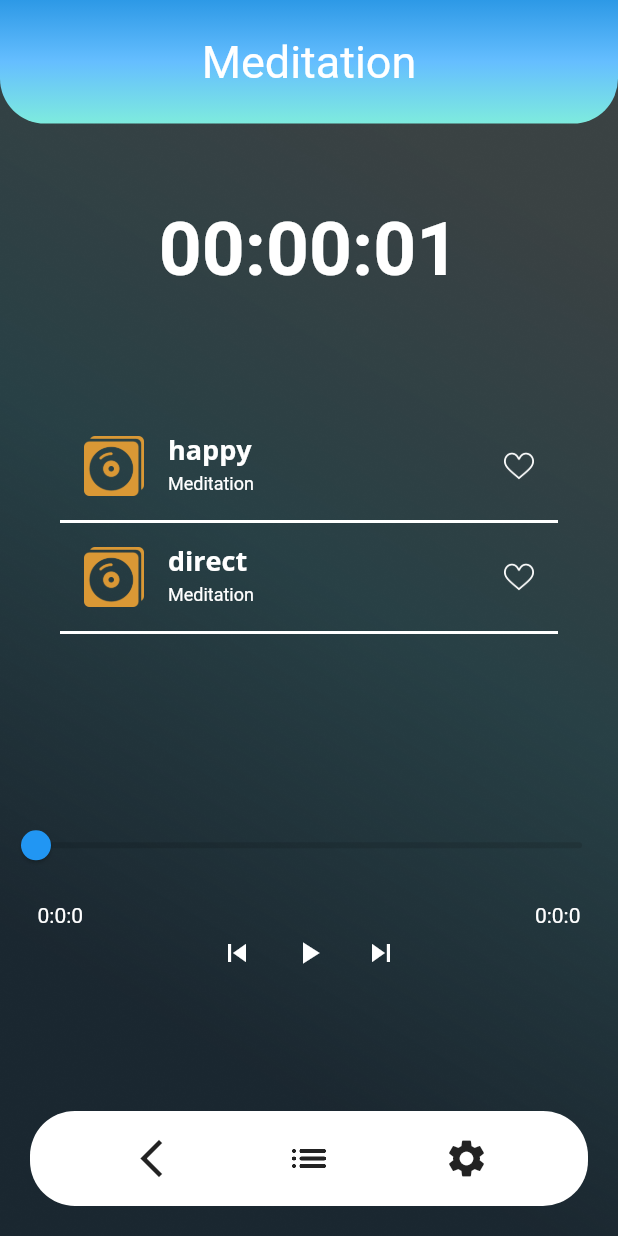
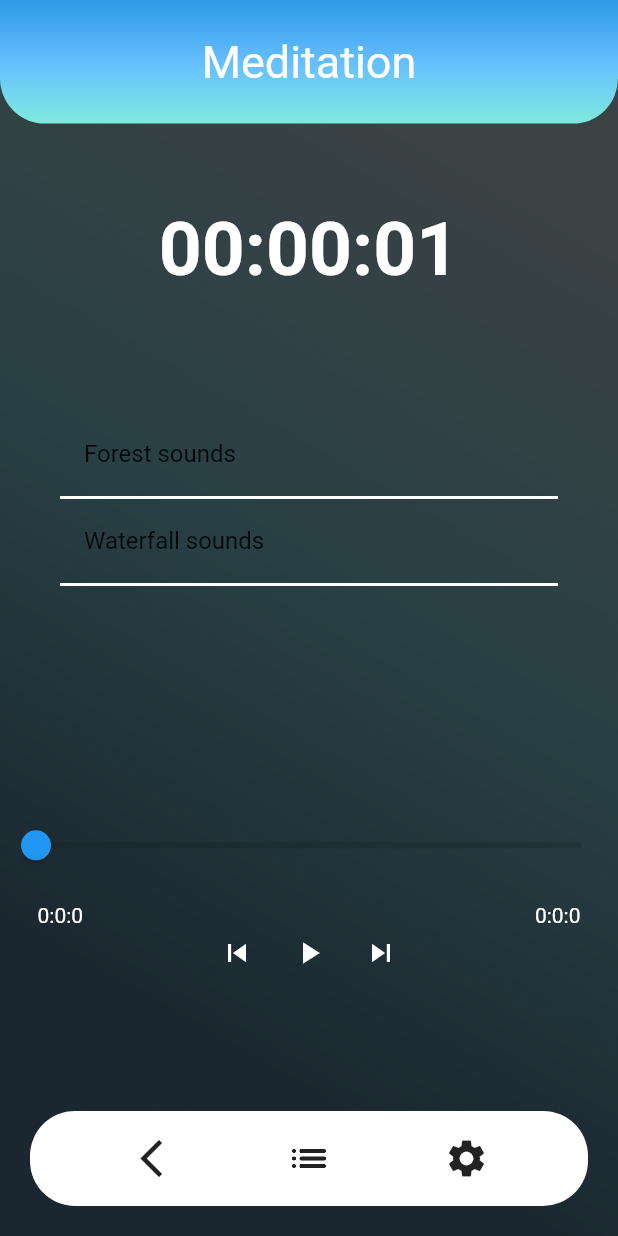
Before and after one commit to Tr1ck4/Music-focus-app, a Flutter app: the MeditationPage screen opened directly, on a phone screen of 412 x 824 dp. Run offline on Flutter 3.47's test engine with Material 2 defaults, Android fonts, the phone set to English and light mode, and no system bars; our stand-ins replace audioplayers.

Commit message:
Update Song.dart

```diff
--- a/lib/Song.dart
+++ b/lib/Song.dart
@@ -1,22 +1,53 @@
+import 'package:audioplayers/audioplayers.dart';
 import 'package:flutter/material.dart';
-import 'package:google_fonts/google_fonts.dart';
 
-class Song {
+class Song{
   final String name;
   final String asset;
   Song(this.name, this.asset);
 }
 
-List<Song> meditation = [
-  Song('happy', 'audio/music.mp3'),
-  Song('direct', 'audio/direct.mp3')
-];
+List<Song> meditation =  [Song('Forest sounds','audio/Meditation/forest_sounds.mp3'),Song('Waterfall sounds', 'audio/Meditation/waterfall_sounds.mp3')];
+List<Song> sleep =  [Song('Sleeping City','audio/Sleep/SleepingCity_JayLounge.mp3'),Song('WYS', 'audio/Sleep/WYS_LoneftEase.mp3')];
+List<Song> workout =  [Song('Conquer','audio/Workout/Conquer_Hopex.mp3'),Song('IDidThatDiamond_Ortiz', 'audio/Workout/IDidThatDiamond_Ortiz.mp3')];
+List<Song> study =  [Song('Causes_geek','audio/Study/Causes_geek.mp3'),Song('VoiceOfTheForest_YasumuxNo', 'audio/Study/VoiceOfTheForest_YasumuxNo Spirit.mp3')];
+class Playlist extends StatefulWidget{
+  final AudioPlayer audioPlayer;
+  final String list_name;
+  final List<Song> playlist ;
+  const Playlist({super.key, required this.list_name, required this.playlist,required this.audioPlayer});
+  @override
+  State<Playlist> createState()=>_PlaylistState();
+}
+class _PlaylistState extends State<Playlist>{
+  @override
+  Widget build(BuildContext context) {
+    return ListView.builder(
+          padding: const EdgeInsets.symmetric(horizontal: 40),
+          itemCount: widget.playlist.length,
+          itemBuilder: (context, index) => Container(
+            decoration: const BoxDecoration(
+              border: Border(bottom: BorderSide(color: Colors.white,width: 2))
+            ),
+            child:ListTile(
+                title: Text(widget.playlist[index].name),
+              onTap: () async{
+                setState(() {
+                  widget.audioPlayer.play(AssetSource(widget.playlist[index].asset));
+                });
+              },
+            )
+          )
+    );
+  }
+}
+
 
 List<Playlist> storage = [
   Playlist(list_name: 'meditation', playlist: meditation)
 ];
 
-class Playlist extends StatefulWidget {
+class Playlist2 extends StatefulWidget {
   final String list_name;
   final List<Song> playlist;
 
@@ -25,12 +56,12 @@ class Playlist extends StatefulWidget {
     return songs;
   }
 
-  const Playlist({super.key, required this.list_name, required this.playlist});
+  const Playlist2({super.key, required this.list_name, required this.playlist});
   @override
-  State<Playlist> createState() => _PlaylistState();
+  State<Playlist2> createState() => _Playlist2State();
 }
 
-class _PlaylistState extends State<Playlist> {
+class _Playlist2State extends State<Playlist2> {
   @override
   Widget build(BuildContext context) {
     return ListView.builder(
```
